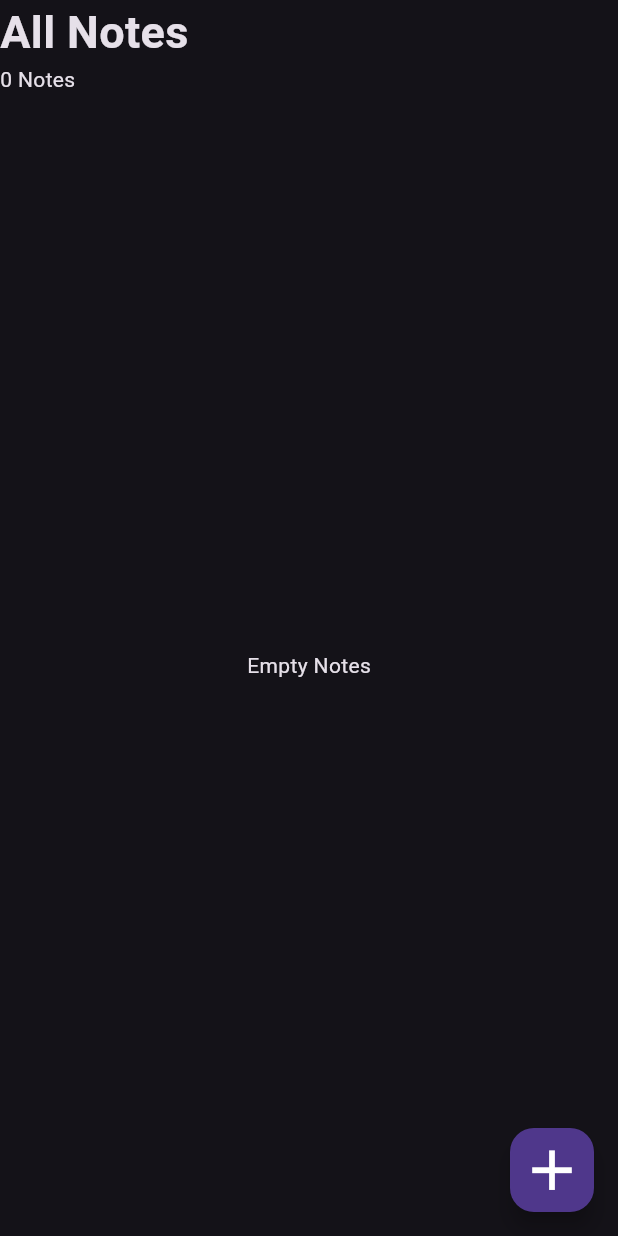
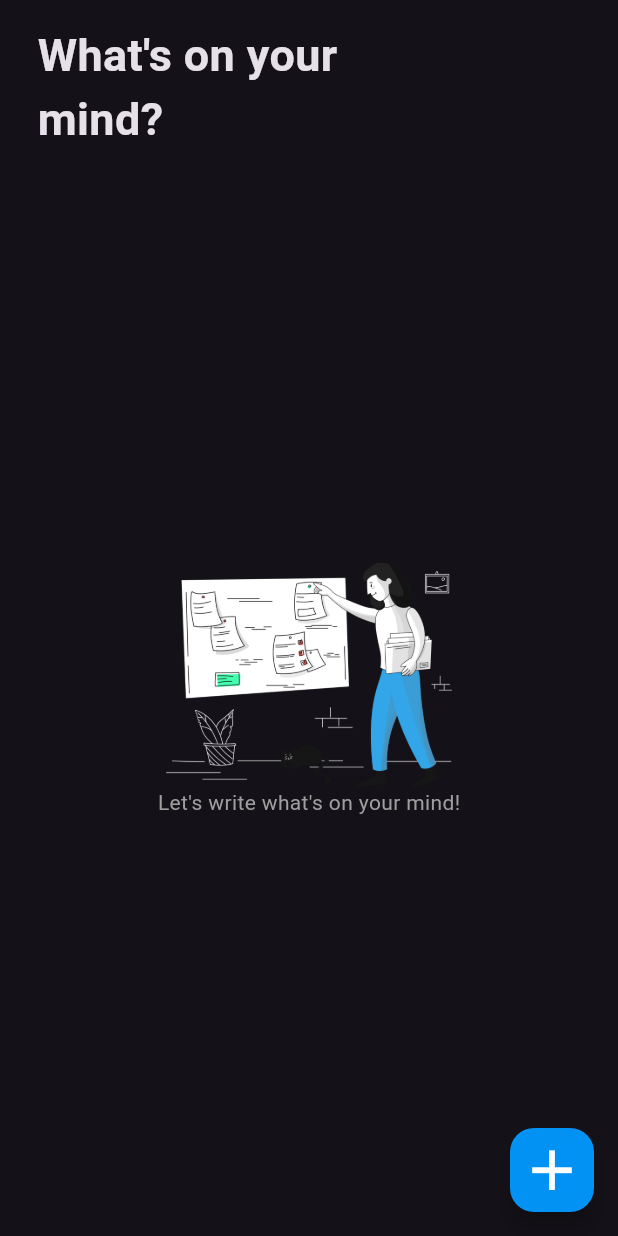
Before and after one commit to jhorgiGheovani/notes-app, a Flutter app: the screen it shows after launch, on a phone screen of 412 x 824 dp. Run offline on Flutter 3.47's test engine with Material 3 defaults, Android fonts, the light colour scheme and no system bars; our stand-ins replace dartz, equatable, flutter_bloc, get_it, sqflite; accounts and stored records are empty.

Commit message:
fix ui detail page and home pages

```diff
--- a/lib/presentation/pages/home_pages.dart
+++ b/lib/presentation/pages/home_pages.dart
@@ -43,30 +43,69 @@ class _HomePageState extends State<HomePage> with RouteAware {
       body: SafeArea(child: BlocBuilder<HomePageBloc, HomePageState>(
         builder: (context, state) {
           if (state is HomePageEmptDataState) {
-            return const Column(
+            return Padding(
+                padding:
+                    const EdgeInsets.symmetric(horizontal: 25, vertical: 5),
+                child: Column(
                   crossAxisAlignment: CrossAxisAlignment.start,
                   children: [
-                Text(
-                  "All Notes",
+                    const Padding(
+                      padding: EdgeInsets.only(top: 10),
+                      child: Text(
+                        "What's on your \nmind?",
                         style: TextStyle(
-                    fontSize: 30,
-                    fontWeight: FontWeight.bold,
+                            fontSize: 30, fontWeight: FontWeight.bold),
                       ),
                     ),
-                Text("0 Notes"),
                     Expanded(
                       child: Column(
                         crossAxisAlignment: CrossAxisAlignment.center,
                         mainAxisAlignment: MainAxisAlignment.center,
                         children: [
                           Center(
-                        child: Text("Empty Notes"),
+                            child: Column(
+                              children: [
+                                Image.asset(
+                                  'images/empty_notes.png',
+                                  height: 150,
                                 ),
+                                const Text(
+                                  "Let's write what's on your mind!",
+                                  style: TextStyle(color: Colors.grey),
+                                )
                               ],
                             ),
                           ),
                         ],
-            );
+                      ),
+                    )
+                  ],
+                ));
+
+            // Column(
+            //   crossAxisAlignment: CrossAxisAlignment.start,
+            //   children: [
+            //     Text(
+            //       "All Notes",
+            //       style: TextStyle(
+            //         fontSize: 30,
+            //         fontWeight: FontWeight.bold,
+            //       ),
+            //     ),
+            //     Text("0 Notes"),
+            //     Expanded(
+            //       child: Column(
+            //         crossAxisAlignment: CrossAxisAlignment.center,
+            //         mainAxisAlignment: MainAxisAlignment.center,
+            //         children: [
+            //           Center(
+            //             child: Text("Empty Notes"),
+            //           ),
+            //         ],
+            //       ),
+            //     ),
+            //   ],
+            // );
           } else if (state is HomePageLoadedDataState) {
             final result = state.result;
             return ListView.builder(
@@ -101,6 +140,7 @@ class _HomePageState extends State<HomePage> with RouteAware {
         },
       )),
       floatingActionButton: FloatingActionButton(
+          backgroundColor: const Color.fromARGB(255, 1, 146, 243),
           child: const Icon(Icons.add, color: Colors.white, size: 45),
           onPressed: () =>
               {Navigator.pushNamed(context, AddNotesPages.ROUTE_NAME)}),
--- a/pubspec.yaml
+++ b/pubspec.yaml
@@ -26,3 +26,5 @@ dev_dependencies:
 
 flutter:
   uses-material-design: true
+  assets:
+    - images/empty_notes.png
```
Also changed, not shown: lib/presentation/pages/add_notes_pages.dart (+22 -4 lines), lib/presentation/pages/detail_pages.dart (+22 -4 lines), images/empty_notes.png (added). Lines whose indentation alone changed are shown as unchanged.
